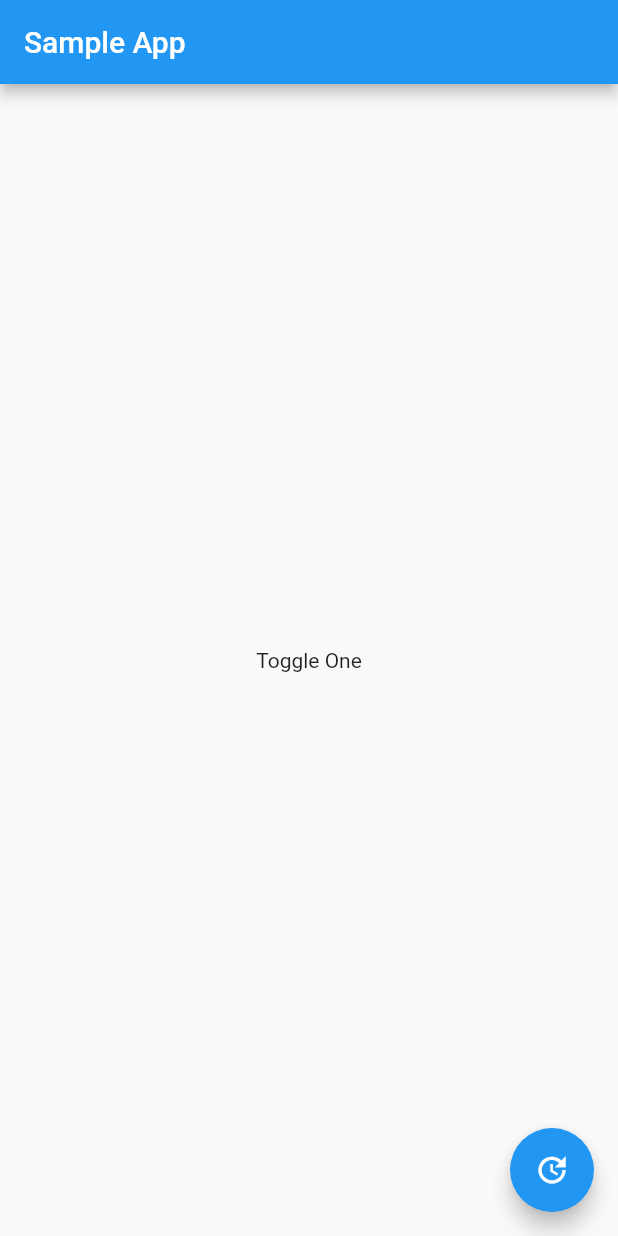
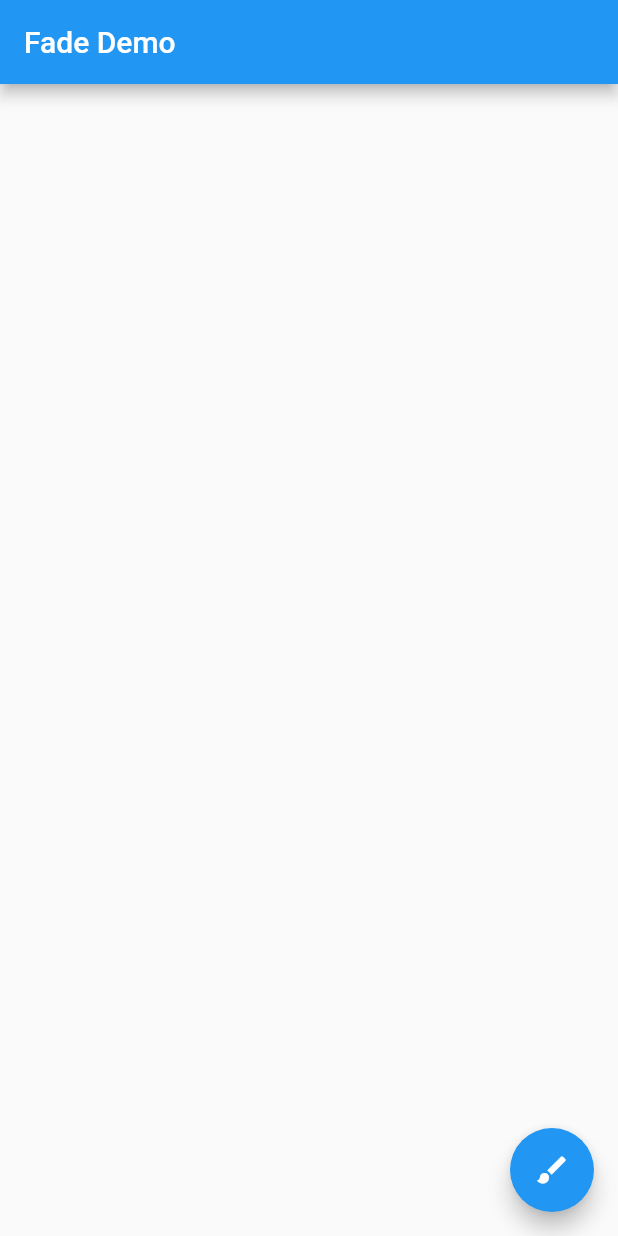
Before and after one commit to KethuY/flutter_basic_app, a Flutter app: the screen it shows after launch, on a phone screen of 412 x 824 dp. Run offline on Flutter 3.47's test engine with Material 2 defaults, Android fonts, the phone set to English and light mode, and no system bars.

Commit message:
FadeAnimation

```diff
--- a/lib/main.dart
+++ b/lib/main.dart
@@ -11,10 +11,75 @@ class SampleApp extends StatelessWidget {
       theme: new ThemeData(
         primarySwatch: Colors.blue,
       ),
-      home: new SampleAppPage(),
+      //home: new SampleAppPage(),
+      home: new MyFadeTest(),
     );
   }
 }
+
+class MyFadeTest extends StatelessWidget {
+  @override
+  Widget build(BuildContext context) {
+    return new MaterialApp(
+      title: 'Fade Demo',
+      theme: new ThemeData(
+        primarySwatch: Colors.blue,
+      ),
+      home: new MyFadeTestApp(title: 'Fade Demo'),
+    );
+  }
+}
+
+class MyFadeTestApp extends StatefulWidget {
+  final title;
+
+  MyFadeTestApp({Key key, this.title}) : super(key: key);
+
+  @override
+  _MyFadeTestAppState createState() => new _MyFadeTestAppState();
+}
+
+class _MyFadeTestAppState extends State<MyFadeTestApp>
+    with TickerProviderStateMixin {
+  AnimationController controller;
+  CurvedAnimation curvedAnimation;
+
+  @override
+  void initState() {
+    controller = new AnimationController(
+        duration: const Duration(milliseconds: 2000), vsync: this);
+    curvedAnimation =
+        new CurvedAnimation(parent: controller, curve: Curves.bounceIn);
+  }
+
+  @override
+  Widget build(BuildContext context) {
+    return new Scaffold(
+      appBar: new AppBar(
+        title: new Text(widget.title),
+      ),
+      body: new Center(
+          child: new Container(
+        child: new FadeTransition(
+          opacity: curvedAnimation,
+          child: new FlutterLogo(
+            size: 100.0,
+          ),
+        ),
+      )),
+      floatingActionButton: new FloatingActionButton(
+        onPressed: () {
+          controller.forward();
+        },
+        child: new Icon(Icons.brush),
+        tooltip: 'Fade',
+      ),
+    );
+  }
+}
+
+/*
+* Toggle */
 
 class SampleAppPage extends StatefulWidget {
   SampleAppPage({Key key}) : super(key: key);
@@ -26,6 +91,7 @@ class SampleAppPage extends StatefulWidget {
 class _SampleAppPageState extends State<SampleAppPage> {
   // Default value for toggle
   bool toggle = true;
+
   void _toggle() {
     setState(() {
       toggle = !toggle;
@@ -36,7 +102,8 @@ class _SampleAppPageState extends State<SampleAppPage> {
     if (toggle) {
       return new Text('Toggle One');
     } else {
-      return new MaterialButton(onPressed: () {}, child: new Text('Toggle Two'));
+      return new MaterialButton(
+          onPressed: () {}, child: new Text('Toggle Two'));
     }
   }
 
```
